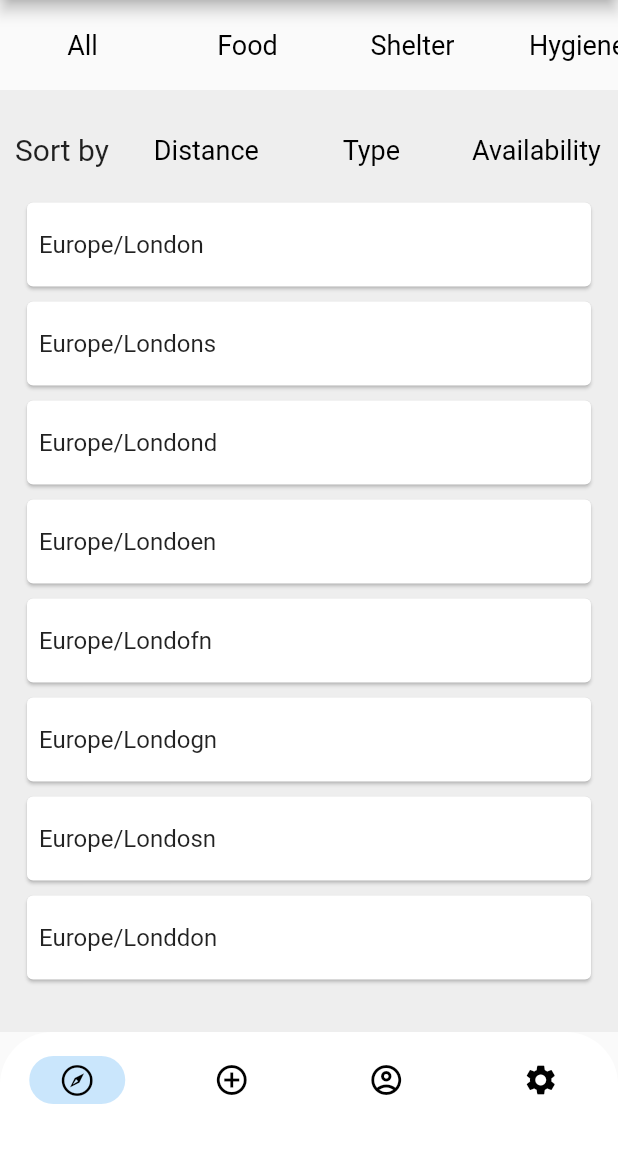
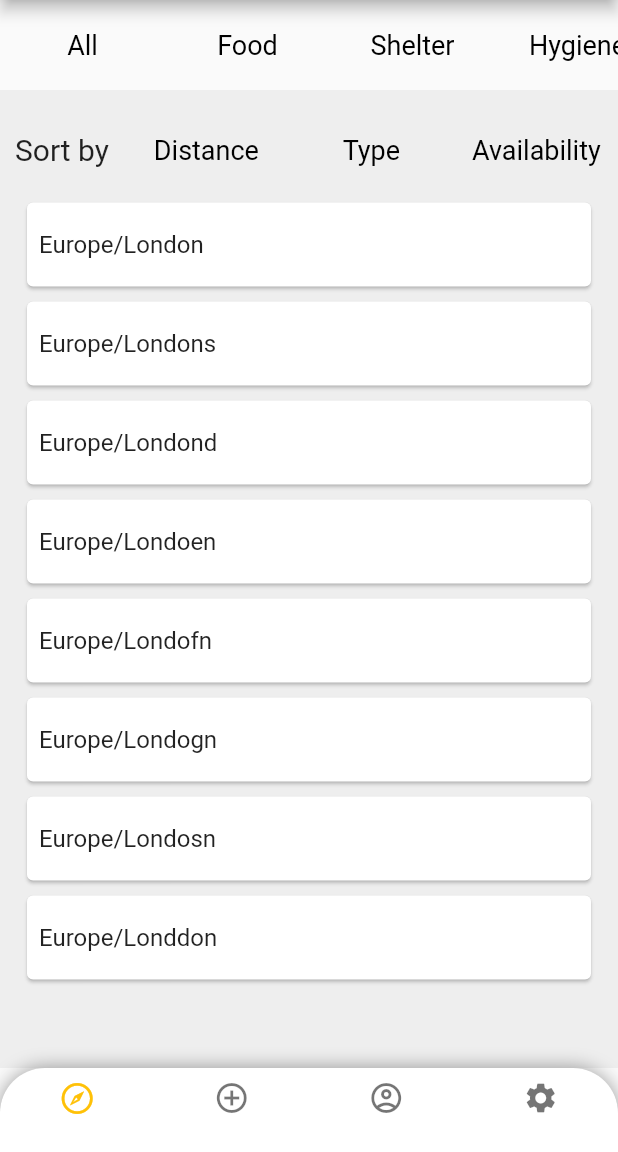
Before and after one commit to storm1486/wyam_app, a Flutter app: the screen it shows after launch, on a phone screen of 412 x 824 dp, the part 84-1236 px from its top. Run offline on Flutter 3.47's test engine with Material 2 defaults, Android fonts, the phone set to English and light mode, and no system bars.

Commit message:
Updated Bottom Navi Bar

```diff
--- a/lib/main.dart
+++ b/lib/main.dart
@@ -1,4 +1,5 @@
 import 'package:flutter/material.dart';
+import 'package:wyam_app/pages/applications.dart';
 import 'package:wyam_app/pages/home.dart';
 import 'package:wyam_app/services/bottomNavigator.dart';
 
@@ -7,6 +8,7 @@ void main() => runApp(MaterialApp(
  routes: {
   '/': (context) => const BottomNavigator(),
   '/home': (context) => const Home(),
+  '/applications': (context) => const Applications(),
   // '/location': (context) => const ChooseLocation(),
  },
 ));
--- a/lib/pages/applications.dart
+++ b/lib/pages/applications.dart
@@ -3,6 +3,8 @@ import 'package:flutter/material.dart';
 import '../services/searchBar.dart';
 
 class Applications extends StatefulWidget {
+  const Applications({super.key});
+
   @override
   _ApplicationsState createState() => _ApplicationsState();
 }
--- a/lib/services/bottomNavigator.dart
+++ b/lib/services/bottomNavigator.dart
@@ -31,43 +31,46 @@ class _BottomNavigatorState extends State<BottomNavigator> {
       ),
       bottomNavigationBar: Container(
         decoration: const  BoxDecoration(
-          color: Colors.white,
-          borderRadius: BorderRadius.vertical(
-            top: Radius.circular(35.0),
+          borderRadius: BorderRadius.only(
+              topRight: Radius.circular(30), topLeft: Radius.circular(30)),
+          boxShadow: [
+            BoxShadow(color: Colors.black38, spreadRadius: 0, blurRadius: 10),
+          ],
         ),
-          // boxShadow: [
-          //   BoxShadow(
-          //     color: Colors.grey[800]!,
-          //     blurRadius: 100.0,
-          //     blurStyle: s,
-          //     offset: const Offset(10, -10),
-          //   )
-          // ]
+        child: ClipRRect(
+          borderRadius: const BorderRadius.only(
+            topLeft: Radius.circular(30.0),
+            topRight: Radius.circular(30.0)
           ),
-        child: NavigationBar(
-          backgroundColor: Colors.transparent,
-          selectedIndex: currentIndex,
-          onDestinationSelected: (index) => setState(() => currentIndex = index),
-          destinations: const [
-            NavigationDestination(
+          child: BottomNavigationBar(
+            backgroundColor: Colors.white,
+            type: BottomNavigationBarType.fixed,
+            currentIndex: currentIndex,
+            onTap: (index) => setState(() => currentIndex = index),
+            items: const [
+              BottomNavigationBarItem(
                 icon: Icon(CupertinoIcons.compass),
                 label: '',
+                activeIcon: Icon(CupertinoIcons.compass, color: Colors.amber)
               ),
-            NavigationDestination(
+              BottomNavigationBarItem(
                 icon: Icon(Icons.add_circle_outline),
-                label: ''
+                label: '',
+                activeIcon: Icon(Icons.add_circle_outline, color: Colors.amber)
               ),
-            NavigationDestination(
+              BottomNavigationBarItem(
                 icon: Icon(Icons.account_circle_outlined),
-                label: ''
+                label: '',
+                activeIcon: Icon(Icons.account_circle_outlined, color: Colors.amber)
               ),
-            NavigationDestination(
+              BottomNavigationBarItem(
                 icon: Icon(Icons.settings),
-              label: ''
+                label: '',
+                activeIcon: Icon(Icons.settings, color: Colors.amber)
               ),
-
             ],
           ),
+        )
       ),
     );
   }
--- a/lib/services/searchBar.dart
+++ b/lib/services/searchBar.dart
@@ -42,7 +42,7 @@ class _SearchState extends State<Search> {
       actions: [
         IconButton(
             onPressed: () {
-            },
+              },
             icon: const Icon(Icons.edit)
         ),
       ],
```
Also changed, not shown: 3 other files. Lines whose indentation alone changed are shown as unchanged.
